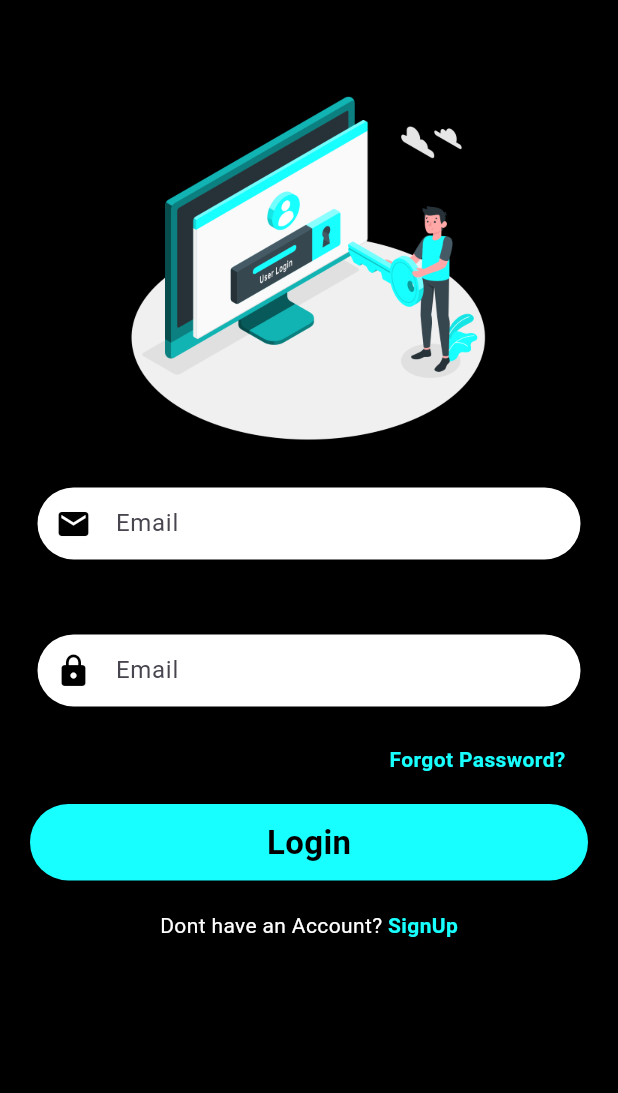
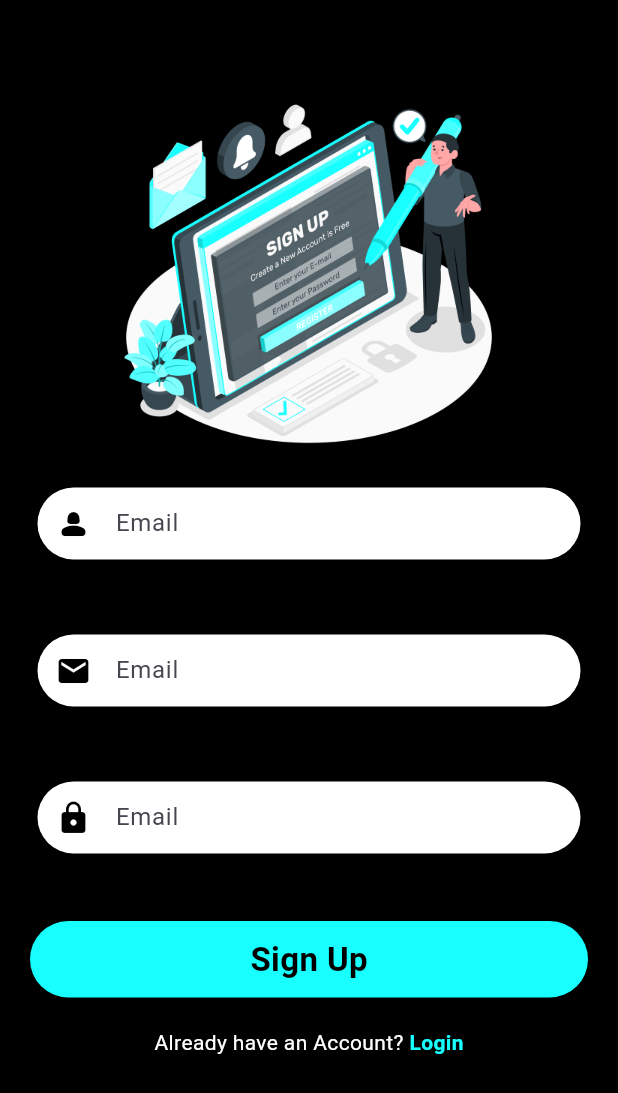
Before and after one commit to SerujanSatkunanathan/messaging_app, a Flutter app: the screen it shows after launch, after a tap on "SignUp", on a phone screen of 412 x 824 dp. Shown: the top 1093 px of the screen. Run offline on Flutter 3.47's test engine with Material 3 defaults, Android fonts, the phone set to English and light mode, and no system bars; our stand-ins replace cloud_firestore, firebase_analytics, firebase_auth, firebase_core, firebase_storage, flutter_spinkit and 3 more; accounts and stored records are empty.

Commit message:
Sign page with ui

```diff
--- a/lib/Login/Screen/loginpage.dart
+++ b/lib/Login/Screen/loginpage.dart
@@ -1,5 +1,6 @@
 import 'package:flutter/material.dart';
 import 'package:google_fonts/google_fonts.dart';
+import 'package:messaging_app/Login/Screen/signup.dart';
 import 'package:messaging_app/Login/widget/button.dart';
 import 'package:messaging_app/Login/widget/textfield.dart';
 
@@ -74,7 +75,12 @@ class _LoginpageState extends State<Loginpage> {
                               ),
                             ),
                             GestureDetector(
-                                onTap: () {},
+                                onTap: () {
+                                  Navigator.push(
+                                      context,
+                                      MaterialPageRoute(
+                                          builder: (context) => Signup()));
+                                },
                                 child: Text(
                                   " SignUp",
                                   style: TextStyle(
--- /dev/null
+++ b/lib/Login/Screen/signup.dart
@@ -0,0 +1,98 @@
+import 'package:flutter/material.dart';
+import 'package:messaging_app/Login/Screen/loginpage.dart';
+import 'package:messaging_app/Login/widget/button.dart';
+import 'package:messaging_app/Login/widget/textfield.dart';
+
+class Signup extends StatefulWidget {
+  const Signup({super.key});
+
+  @override
+  State<Signup> createState() => _SignupState();
+}
+
+class _SignupState extends State<Signup> {
+  final TextEditingController emailcontroller = TextEditingController();
+
+  final TextEditingController passwordcontroller = TextEditingController();
+  final TextEditingController namecontroller = TextEditingController();
+
+  @override
+  Widget build(BuildContext context) {
+    return MaterialApp(
+      title: "Login Page",
+      home: Scaffold(
+          backgroundColor: Colors.black,
+          body: ListView(
+            children: [
+              SafeArea(
+                child: Container(
+                  child: Center(
+                    child: Column(
+                      crossAxisAlignment: CrossAxisAlignment.center,
+                      children: [
+                        SizedBox(
+                          height: 50,
+                        ),
+                        SizedBox(
+                          height: 250,
+                          width: 250,
+                          child: Image.asset('assets/Sign up-amico.png'),
+                        ),
+                        TextfieldInput(
+                            textEditingController: namecontroller,
+                            hintText: "Enter Your Name",
+                            icon: Icons.person_2_rounded),
+                        TextfieldInput(
+                            textEditingController: emailcontroller,
+                            hintText: "Enter Your Email",
+                            icon: Icons.mail),
+                        TextfieldInput(
+                          textEditingController: passwordcontroller,
+                          hintText: "Enter Your Password",
+                          icon: Icons.lock,
+                          ispass: true,
+                        ),
+                        Buttons(onTap: () {}, text: "Sign Up"),
+                        Align(
+                          alignment: Alignment.center,
+                          child: SizedBox(
+                            height: 20,
+                            child: Row(
+                              mainAxisAlignment: MainAxisAlignment.center,
+                              crossAxisAlignment: CrossAxisAlignment.center,
+                              children: [
+                                Text(
+                                  "Already have an Account?",
+                                  style: TextStyle(
+                                    color: Colors.white,
+                                  ),
+                                ),
+                                GestureDetector(
+                                    onTap: () {
+                                      Navigator.push(
+                                          context,
+                                          MaterialPageRoute(
+                                              builder: (context) =>
+                                                  Loginpage()));
+                                    },
+                                    child: Text(
+                                      " Login",
+                                      style: TextStyle(
+                                        color: Colors.cyanAccent,
+                                        fontWeight: FontWeight.bold,
+                                      ),
+                                    ))
+                              ],
+                            ),
+                          ),
+                        )
+                      ],
+                    ),
+                  ),
+                ),
+              )
+            ],
+          )),
+    );
+  }
+}
--- /dev/null
+++ b/lib/Services/authentication.dart
@@ -0,0 +1,6 @@
+import 'package:cloud_firestore/cloud_firestore.dart';
+import 'package:firebase_core/firebase_core.dart';
+
+class Authentication {
+  final FirebaseFirestore _firestore = FirebaseFirestore.instance;
+}
--- a/lib/main.dart
+++ b/lib/main.dart
@@ -5,6 +5,7 @@ import 'package:firebase_storage/firebase_storage.dart';
 import 'package:firebase_analytics/firebase_analytics.dart';
 import 'package:cloud_firestore/cloud_firestore.dart';
 import 'package:messaging_app/Login/Screen/loginpage.dart';
+import 'package:messaging_app/Login/Screen/signup.dart';
 import 'package:provider/provider.dart';
 import 'package:image_picker/image_picker.dart';
 import 'package:timeago/timeago.dart';
```
Also changed, not shown: assets/Sign up-amico.png (added).
